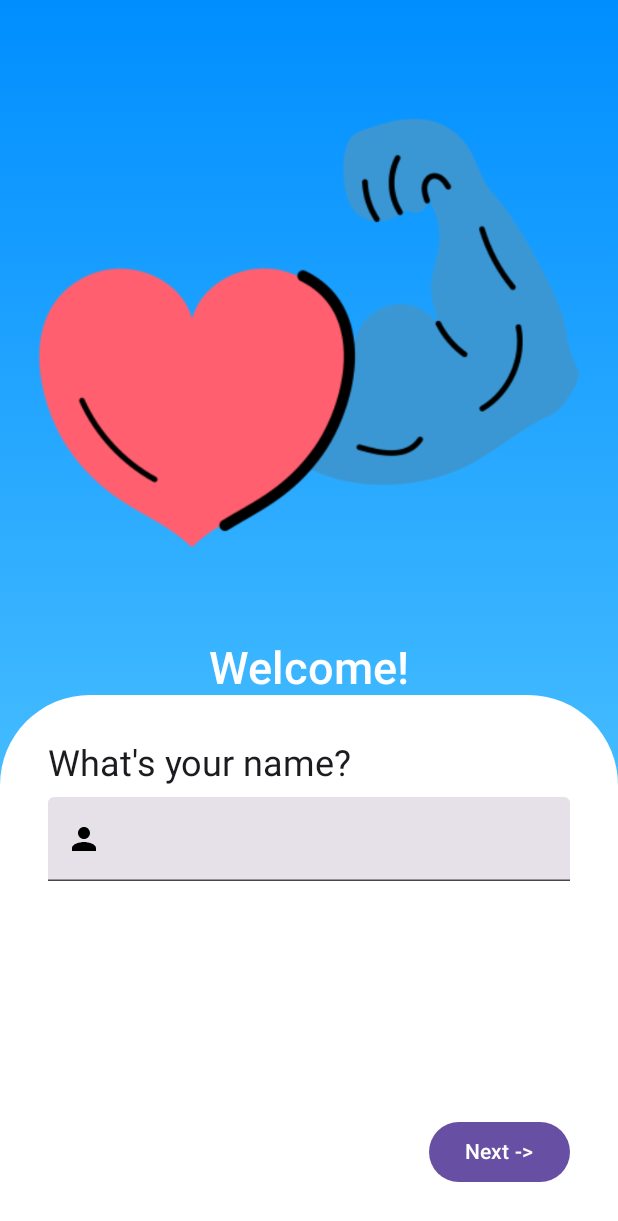
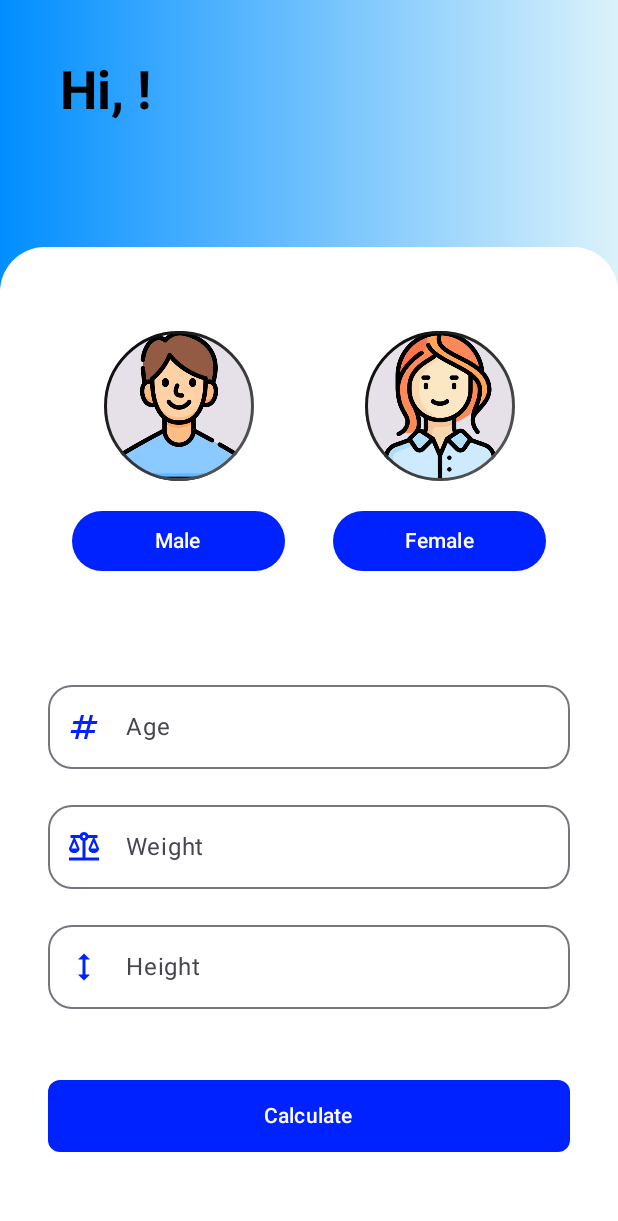
Before and after one commit to Kevynh0/project_bmi, an Android app built with Jetpack Compose: the screen it shows after launch (MainActivity), after a tap on "Next ->", on a phone screen of 412 x 824 dp. Shown: the top 1221 px of the screen. Run offline under Robolectric (Android 15) with nearby library versions, the light colour scheme and no system bars.

Commit message:
Interação/navegação entre as telas

```diff
--- a/app/build.gradle.kts
+++ b/app/build.gradle.kts
@@ -59,4 +59,7 @@ dependencies {
 
     // Libs extras
     implementation(libs.androidx.material.icons.extended.android)
+
+    // Lib para navegação
+    implementation("androidx.navigation:navigation-compose:2.8.9")
 }
--- a/app/src/main/java/br/senai/sp/jandira/bmi/MainActivity.kt
+++ b/app/src/main/java/br/senai/sp/jandira/bmi/MainActivity.kt
@@ -3,22 +3,26 @@ package br.senai.sp.jandira.bmi
 import android.os.Bundle
 import androidx.activity.ComponentActivity
 import androidx.activity.compose.setContent
-import androidx.activity.enableEdgeToEdge
-import androidx.compose.foundation.layout.fillMaxSize
-import androidx.compose.foundation.layout.padding
-import androidx.compose.material3.Scaffold
-import androidx.compose.material3.Text
-import androidx.compose.runtime.Composable
-import androidx.compose.ui.Modifier
-import androidx.compose.ui.tooling.preview.Preview
+import androidx.navigation.compose.NavHost
+import androidx.navigation.compose.composable
+import androidx.navigation.compose.rememberNavController
+import br.senai.sp.jandira.bmi.screens.BMIResultScreen
 import br.senai.sp.jandira.bmi.screens.HomeScreen
-import br.senai.sp.jandira.bmi.ui.theme.BMITheme
+import br.senai.sp.jandira.bmi.screens.UserDataScreen
 
 class MainActivity : ComponentActivity() {
     override fun onCreate(savedInstanceState: Bundle?) {
         super.onCreate(savedInstanceState)
         setContent {
-            HomeScreen()
+            val navegacao = rememberNavController()
+            NavHost(
+                navController = navegacao,
+                startDestination = "home"
+            ){
+                composable(route = "home"){ HomeScreen(navegacao) }
+                composable(route = "user_data"){ UserDataScreen(navegacao) }
+                composable(route = "bmi_result"){ BMIResultScreen() }
+            }
         }
     }
 }
--- a/app/src/main/java/br/senai/sp/jandira/bmi/screens/HomeScreen.kt
+++ b/app/src/main/java/br/senai/sp/jandira/bmi/screens/HomeScreen.kt
@@ -1,6 +1,6 @@
 package br.senai.sp.jandira.bmi.screens
 
-import androidx.compose.foundation.BorderStroke
+import android.content.Context
 import androidx.compose.foundation.Image
 import androidx.compose.foundation.background
 import androidx.compose.foundation.layout.Arrangement
@@ -10,12 +10,9 @@ import androidx.compose.foundation.layout.fillMaxSize
 import androidx.compose.foundation.layout.fillMaxWidth
 import androidx.compose.foundation.layout.height
 import androidx.compose.foundation.layout.padding
-import androidx.compose.foundation.shape.CircleShape
 import androidx.compose.foundation.shape.RoundedCornerShape
 import androidx.compose.foundation.text.KeyboardOptions
 import androidx.compose.material.icons.Icons
-import androidx.compose.material.icons.filled.Delete
-import androidx.compose.material.icons.filled.Edit
 import androidx.compose.material.icons.filled.Person
 import androidx.compose.material3.Button
 import androidx.compose.material3.Card
@@ -30,8 +27,7 @@ import androidx.compose.ui.Alignment
 import androidx.compose.ui.Modifier
 import androidx.compose.ui.graphics.Brush
 import androidx.compose.ui.graphics.Color
-import androidx.compose.ui.graphics.RectangleShape
-import androidx.compose.ui.graphics.vector.ImageVector
+import androidx.compose.ui.platform.LocalContext
 import androidx.compose.ui.res.painterResource
 import androidx.compose.ui.res.stringResource
 import androidx.compose.ui.text.font.FontWeight
@@ -40,14 +36,21 @@ import androidx.compose.ui.text.input.KeyboardType
 import androidx.compose.ui.tooling.preview.Preview
 import androidx.compose.ui.unit.dp
 import androidx.compose.ui.unit.sp
+import androidx.navigation.NavHostController
 import br.senai.sp.jandira.bmi.R
 
 @Composable
-fun HomeScreen(modifier: Modifier = Modifier) {
+fun HomeScreen(navegacao: NavHostController?) {
 
     var nameState = remember {
         mutableStateOf("")
     }
+
+    //Abrir ou fechar um arquivo do tipo SharedPreferences
+    val context = LocalContext.current
+    val userFile = context.getSharedPreferences("user_file", Context.MODE_PRIVATE)
+
+    val editor = userFile.edit()
 
     Box(
         modifier = Modifier
@@ -139,7 +142,11 @@ fun HomeScreen(modifier: Modifier = Modifier) {
                             )
                         )
                     }
-                    Button(onClick = {}) {
+                    Button(onClick = {
+                        editor.putString("user_name", nameState.value)
+                        editor.apply()
+                        navegacao?.navigate("user_data")
+                    }) {
                         Text(
                             text = stringResource(
                                 R.string.next
@@ -155,5 +162,5 @@ fun HomeScreen(modifier: Modifier = Modifier) {
 @Preview
 @Composable
 private fun HomeScreenPreview() {
-    HomeScreen()
+    HomeScreen(null)
 }
--- a/app/src/main/java/br/senai/sp/jandira/bmi/screens/UserDataScreen.kt
+++ b/app/src/main/java/br/senai/sp/jandira/bmi/screens/UserDataScreen.kt
@@ -1,5 +1,6 @@
 package br.senai.sp.jandira.bmi.screens
 
+import android.content.Context
 import androidx.compose.foundation.BorderStroke
 import androidx.compose.foundation.Image
 import androidx.compose.foundation.background
@@ -27,10 +28,13 @@ import androidx.compose.material3.Icon
 import androidx.compose.material3.OutlinedTextField
 import androidx.compose.material3.Text
 import androidx.compose.runtime.Composable
+import androidx.compose.runtime.mutableStateOf
+import androidx.compose.runtime.remember
 import androidx.compose.ui.Alignment
 import androidx.compose.ui.Modifier
 import androidx.compose.ui.graphics.Brush
 import androidx.compose.ui.graphics.Color
+import androidx.compose.ui.platform.LocalContext
 import androidx.compose.ui.res.painterResource
 import androidx.compose.ui.res.stringResource
 import androidx.compose.ui.text.font.FontWeight
@@ -38,10 +42,33 @@ import androidx.compose.ui.text.input.KeyboardType
 import androidx.compose.ui.tooling.preview.Preview
 import androidx.compose.ui.unit.dp
 import androidx.compose.ui.unit.sp
+import androidx.navigation.NavHostController
 import br.senai.sp.jandira.bmi.R
 
 @Composable
-fun UserDataScreen(modifier: Modifier = Modifier) {
+fun UserDataScreen(navegacao: NavHostController?) {
+
+    var ageState = remember {
+        mutableStateOf("")
+    }
+
+    var weightState = remember {
+        mutableStateOf("")
+    }
+
+    var heightState = remember {
+        mutableStateOf("")
+    }
+
+    //Abrir ou fechar um arquivo do tipo SharedPreferences
+    val context = LocalContext.current
+    //Cria uma Val que recebe ...
+    val userFile = context.getSharedPreferences("user_file", Context.MODE_PRIVATE)
+    //Cria uma variável que recebe o nome digitado na Screen anterior
+    val userName = userFile.getString("user_name", "")
+
+    val editor = userFile.edit()
+
 
     Box(modifier = Modifier
         .fillMaxSize()
@@ -61,7 +88,8 @@ fun UserDataScreen(modifier: Modifier = Modifier) {
             Text(
                 text = stringResource(
                     R.string.hi
-                ),
+                ) + ", $userName!",            //Concatenarção -
+                // Faz com que apareça o nome digitado na página anterior junto à String hi.
                 fontSize = 35.sp,               //Tamanho da font do Text
                 fontWeight = FontWeight.Bold, //Negrito no Text
                 modifier = Modifier
@@ -258,8 +286,12 @@ fun UserDataScreen(modifier: Modifier = Modifier) {
                             )
                         )
                     }
-                    Button(
-                        onClick = {},
+                    Button(onClick = {
+                        editor.putInt("user_age", ageState.value.toInt())
+                        editor.putFloat("user_weight", weightState.value.toFloat())
+                        editor.putFloat("user_height", heightState.value.toFloat())
+                        navegacao?.navigate("bmi_result")
+                    },
                         modifier = Modifier
                             .fillMaxWidth()
                             .height(48.dp),
@@ -284,5 +316,5 @@ fun UserDataScreen(modifier: Modifier = Modifier) {
 @Preview(showSystemUi = true)
 @Composable
 private fun UserDataScreenPreview() {
-    UserDataScreen()
+    UserDataScreen(null)
 }
--- a/app/src/main/res/values/strings.xml
+++ b/app/src/main/res/values/strings.xml
@@ -3,7 +3,7 @@
     <string name="welcome">Welcome!</string>
     <string name="your_name">What\'s your name?</string>
     <string name="next">Next -></string>
-    <string name="hi">Hi!</string>
+    <string name="hi">Hi</string>
     <string name="male">Male</string>
     <string name="female">Female</string>
     <string name="age">Age</string>
```
Also changed, not shown: 1 other file.
